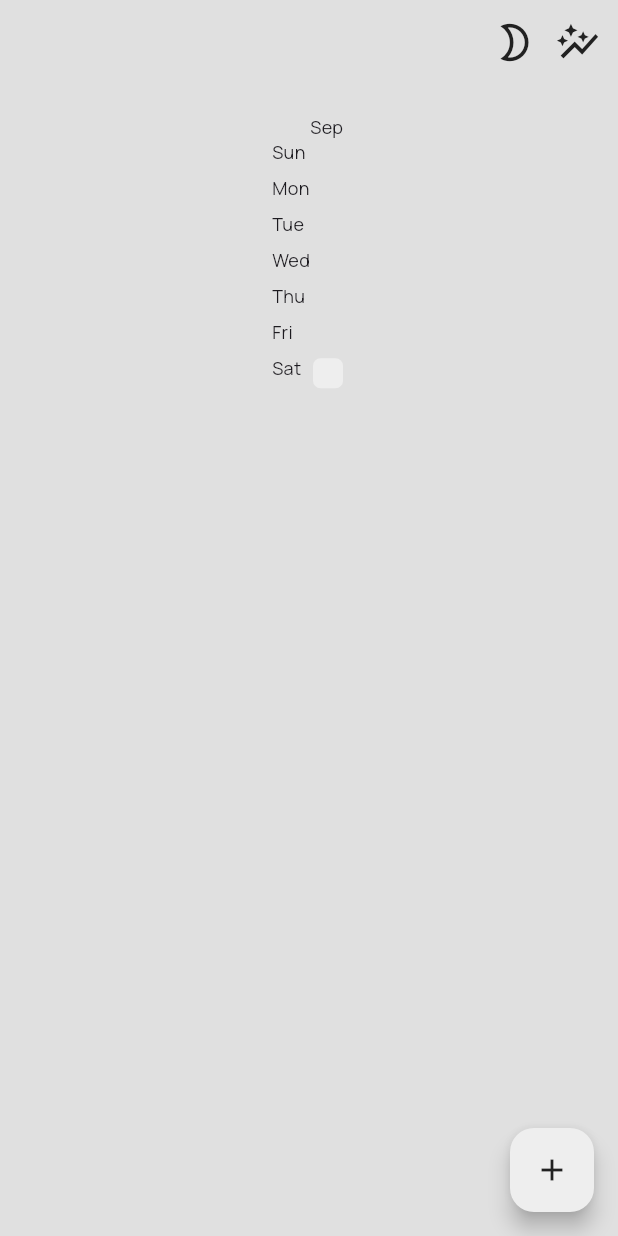
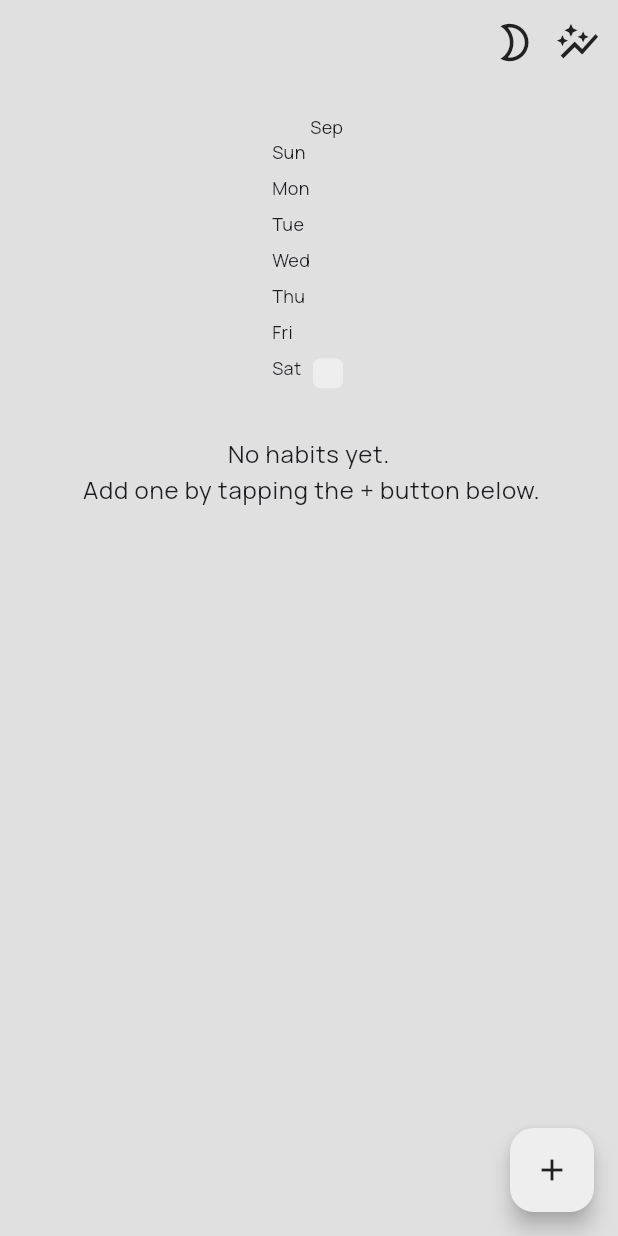
Before and after one commit to artemhula/habbits_app, a Flutter app: the screen it shows after launch, on a phone screen of 412 x 824 dp. Run offline on Flutter 3.47's test engine with Material 3 defaults, Android fonts, the phone set to English and light mode, and no system bars; drawn by our look-alikes of flutter_heatmap_calendar; our stand-ins replace fl_chart, flutter_animate, flutter_local_notifications, get_it, google_fonts, numberpicker and 2 more; accounts and stored records are empty.

```diff
--- a/lib/screens/calendar_screen.dart
+++ b/lib/screens/calendar_screen.dart
@@ -57,6 +57,7 @@ class CalendarScreen extends StatelessWidget {
                   },
                 ),
                 const SizedBox(height: 30),
+
                 ...List.generate(habitProvider.habits.length, (index) {
                   final habit = habitProvider.habits[index];
                   final isCompleted = habitProvider.habitCompletions.any((c) =>
@@ -73,8 +74,7 @@ class CalendarScreen extends StatelessWidget {
                           showDialog(
                             context: context,
                             builder: (BuildContext context) {
-                              return UpdateHabitDialog(
-                                  habit: habit);
+                              return UpdateHabitDialog(habit: habit);
                             },
                           );
                         },
@@ -86,6 +86,14 @@ class CalendarScreen extends StatelessWidget {
                     ],
                   );
                 }),
+                if (habitProvider.habits.isEmpty)
+                  Expanded(
+                    child: Text(
+                      'No habits yet.\n Add one by tapping the + button below.',
+                      textAlign: TextAlign.center,
+                      style: Theme.of(context).textTheme.bodyLarge,
+                    ),
+                  ),
               ],
             ),
           );
--- a/lib/screens/chart_screen.dart
+++ b/lib/screens/chart_screen.dart
@@ -56,6 +56,9 @@ class ChartScreen extends StatelessWidget {
                         style: Theme.of(context).textTheme.bodyLarge,
                       ),
                         const SizedBox(height: 15),
+                      if (provider.habits.isEmpty)
+                        const Text('No habits available'),
+                      if (provider.habits.isNotEmpty) ...[
                         HabitPicker(
                           habits: provider.habits,
                           onSelected: (int? value) {
@@ -71,6 +74,7 @@ class ChartScreen extends StatelessWidget {
                             startDate: provider.firstEntryDate,
                           ),
                       ],
+                    ],
                   ),
                 ),
               ],
--- a/lib/widgets/update_habit_dialog.dart
+++ b/lib/widgets/update_habit_dialog.dart
@@ -166,7 +166,10 @@ class _UpdateHabitDialogState extends State<UpdateHabitDialog> {
           child: const Text('Cancel'),
         ),
         TextButton(
-          onPressed: () => sl<HabitRepository>().deleteHabit(widget.habit.id),
+          onPressed: () {
+            sl<HabitRepository>().deleteHabit(widget.habit.id);
+            Navigator.pop(context);
+          },
           child: const Text('Delete'),
         ),
         TextButton(
```
Also changed, not shown: lib/widgets/habit_chart.dart (+15 -9 lines). Lines whose indentation alone changed are shown as unchanged.
